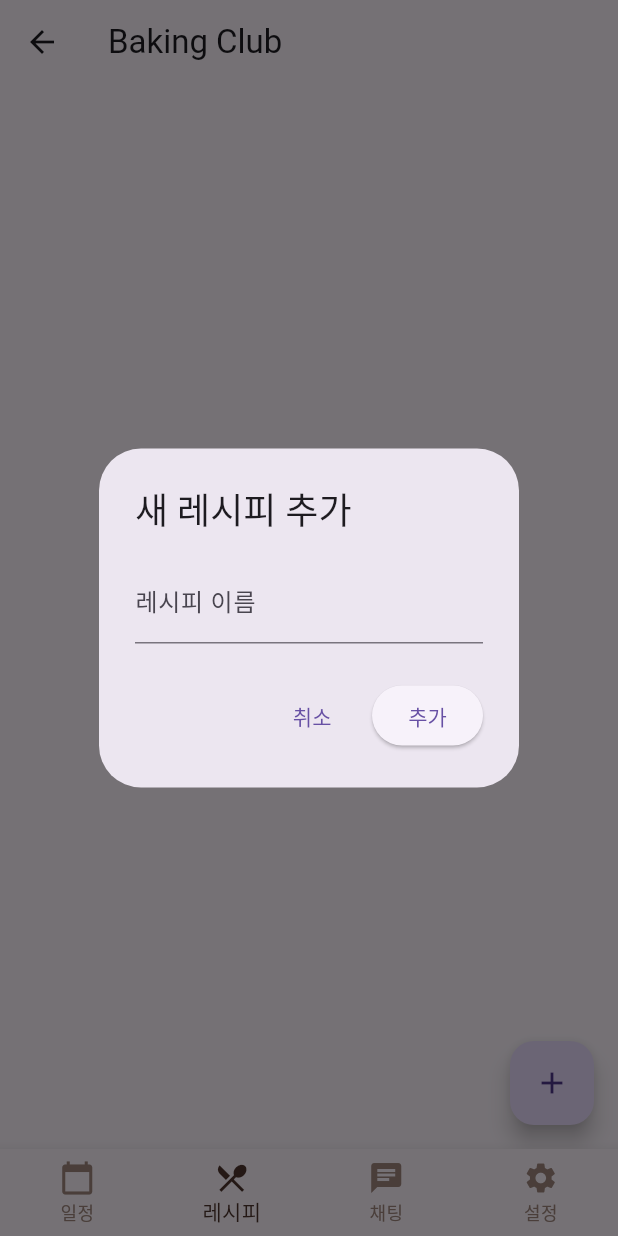
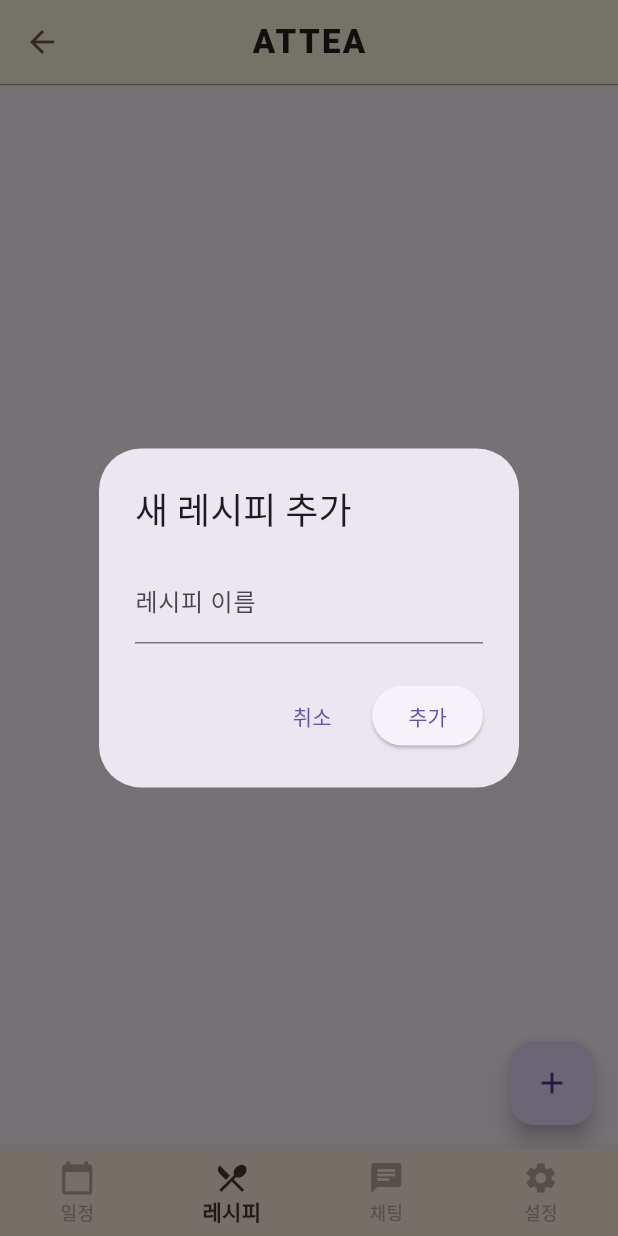
Before and after one commit to Mingkong-A/ATTEA, a Flutter app: the HomeScreen screen opened by its route, item 2 of the bottom bar chosen, after a tap on the "add" icon, on a phone screen of 412 x 824 dp. Run offline on Flutter 3.47's test engine with Material 3 defaults, Android fonts, the phone set to English and light mode, and no system bars; our stand-ins replace cloud_firestore, firebase_auth, firebase_core, shared_preferences, table_calendar; accounts and stored records are empty.

Commit message:
베이킹 일정 기능 수정 및, home UI 수정

```diff
--- a/lib/home_screen.dart
+++ b/lib/home_screen.dart
@@ -30,15 +30,38 @@ class _HomeScreenState extends State<HomeScreen> {
   @override
   Widget build(BuildContext context) {
     return Scaffold(
+      backgroundColor: const Color(0xFFFFF8E1),
       appBar: AppBar(
-        title: const Text('Baking Club'),
+        backgroundColor: const Color(0xFFFFF8E1),
+        title: const Text(
+          'ATTEA',
+          style: TextStyle(
+            color: Colors.black87,
+            fontWeight: FontWeight.w900,
+            fontSize: 22,
+            letterSpacing: 1.5,                // 자간 추가 (기본 0)
+          ),
+        ),
+
+        centerTitle: true,
+        elevation: 0,
+        iconTheme: const IconThemeData(color: Colors.brown),
       ),
-      body: _pages[_selectedIndex],
+      body: Column(
+        children: [
+          const Divider(height: 1, thickness: 0.5, color: Colors.brown), // ← 경계선
+          Expanded(child: _pages[_selectedIndex]),
+        ],
+      ),
       bottomNavigationBar: BottomNavigationBar(
+        backgroundColor: const Color(0xFFFFF3E0),
         currentIndex: _selectedIndex,
         selectedItemColor: Colors.brown[800],
-        unselectedItemColor: Colors.brown[300],
+        unselectedItemColor: Colors.brown[200],
+        selectedLabelStyle: const TextStyle(fontWeight: FontWeight.bold),
+        unselectedLabelStyle: const TextStyle(fontWeight: FontWeight.normal),
         onTap: _onItemTapped,
+        type: BottomNavigationBarType.fixed,
         items: const [
           BottomNavigationBarItem(
             icon: Icon(Icons.calendar_today),
@@ -57,7 +80,6 @@ class _HomeScreenState extends State<HomeScreen> {
             label: '설정',
           ),
         ],
-        type: BottomNavigationBarType.fixed,
       ),
     );
   }
--- a/lib/home_tab/schedule_tab.dart
+++ b/lib/home_tab/schedule_tab.dart
@@ -4,6 +4,7 @@ import 'package:cloud_firestore/cloud_firestore.dart';
 import 'package:shared_preferences/shared_preferences.dart';
 import 'package:firebase_auth/firebase_auth.dart';
 import 'package:intl/intl.dart';
+import 'package:intl/date_symbol_data_local.dart';
 
 class ScheduleTab extends StatefulWidget {
   const ScheduleTab({super.key});
@@ -17,12 +18,15 @@ class _ScheduleTabState extends State<ScheduleTab> {
   DateTime? _selectedDay;
   final _auth = FirebaseAuth.instance;
   Set<String> _participatingScheduleIds = {};
+  Map<DateTime, List<String>> _events = {};
 
   @override
   void initState() {
     super.initState();
     _selectedDay = _focusedDay;
+    initializeDateFormatting('ko_KR', null);
     _loadParticipations();
+    _loadEventDays();
   }
 
   Future<void> _loadParticipations() async {
@@ -42,6 +46,27 @@ class _ScheduleTabState extends State<ScheduleTab> {
     setState(() {
       _participatingScheduleIds = participatingIds;
     });
+  }
+
+  Future<void> _loadEventDays() async {
+    final snapshot = await FirebaseFirestore.instance.collection('schedules').get();
+    final events = <DateTime, List<String>>{};
+
+    for (var doc in snapshot.docs) {
+      final data = doc.data();
+      final dateStr = data['date'] as String;
+      final event = data['event'] as String;
+      final date = DateTime.parse(dateStr);
+      events.update(date, (list) => list..add(event), ifAbsent: () => [event]);
+    }
+
+    setState(() {
+      _events = events;
+    });
+  }
+
+  List<String> _getEventsForDay(DateTime day) {
+    return _events[DateTime.utc(day.year, day.month, day.day)] ?? [];
   }
 
   Future<void> _showAddEventDialog(DateTime date) async {
@@ -84,6 +109,7 @@ class _ScheduleTabState extends State<ScheduleTab> {
                     'isRegular': isRegular,
                     'createdAt': Timestamp.now(),
                   });
+                  await _loadEventDays();
                 }
                 if (context.mounted) Navigator.pop(context);
               },
@@ -94,6 +120,36 @@ class _ScheduleTabState extends State<ScheduleTab> {
       ),
     );
   }
+
+  Future<void> _confirmAndDeleteEvent(String docId) async {
+    final confirm = await showDialog<bool>(
+      context: context,
+      builder: (context) => AlertDialog(
+        title: const Text('삭제 확인', style: TextStyle(color: Colors.black)),
+        content: const Text('일정을 삭제하시겠습니까?', style: TextStyle(color: Colors.black)),
+        actions: [
+          TextButton(
+            onPressed: () => Navigator.pop(context, false),
+            child: const Text('취소', style: TextStyle(color: Colors.black)),
+          ),
+          ElevatedButton(
+            onPressed: () => Navigator.pop(context, true),
+            style: ElevatedButton.styleFrom(
+              backgroundColor: Colors.grey[300],
+              foregroundColor: Colors.black,
+            ),
+            child: const Text('삭제'),
+          ),
+        ],
+      ),
+    );
+
+    if (confirm == true) {
+      await FirebaseFirestore.instance.collection('schedules').doc(docId).delete();
+      await _loadEventDays();
+    }
+  }
+
 
   Stream<QuerySnapshot> _eventStream(DateTime date) {
     final dayString = date.toIso8601String().split("T")[0];
@@ -192,6 +248,7 @@ class _ScheduleTabState extends State<ScheduleTab> {
   String _formatKoreanMonth(DateTime date, dynamic locale) {
     return '${date.year}년 ${date.month}월';
   }
+
   String _formatKoreanWeekday(DateTime date, dynamic locale) {
     const days = ['월', '화', '수', '목', '금', '토', '일'];
     return days[date.weekday - 1];
@@ -199,9 +256,9 @@ class _ScheduleTabState extends State<ScheduleTab> {
 
   @override
   Widget build(BuildContext context) {
-    return Container(
-      color: const Color(0xFFFFF8E1),
-      child: Column(
+    return Scaffold(
+      backgroundColor: const Color(0xFFFFF8E1),
+      body: Column(
         children: [
           const SizedBox(height: 8),
           const Text(
@@ -215,16 +272,31 @@ class _ScheduleTabState extends State<ScheduleTab> {
             focusedDay: _focusedDay,
             locale: 'ko_KR',
             selectedDayPredicate: (day) => isSameDay(_selectedDay, day),
-            onDaySelected: (selectedDay, focusedDay) async {
+            eventLoader: _getEventsForDay,
+            onDaySelected: (selectedDay, focusedDay) {
               setState(() {
                 _selectedDay = selectedDay;
                 _focusedDay = focusedDay;
               });
-
-              if (await _isAdmin()) {
-                _showAddEventDialog(selectedDay);
-              }
             },
+            calendarBuilders: CalendarBuilders(
+              markerBuilder: (context, date, events) {
+                if (events.isNotEmpty) {
+                  return Positioned(
+                    bottom: 1,
+                    child: Container(
+                      width: 6,
+                      height: 6,
+                      decoration: const BoxDecoration(
+                        shape: BoxShape.circle,
+                        color: Colors.brown,
+                      ),
+                    ),
+                  );
+                }
+                return null;
+              },
+            ),
             headerStyle: HeaderStyle(
               formatButtonVisible: false,
               titleCentered: true,
@@ -313,6 +385,19 @@ class _ScheduleTabState extends State<ScheduleTab> {
                               icon: const Icon(Icons.info_outline),
                               onPressed: () => _showDetailOverlay(data['event'], data['date'], docId),
                             ),
+                            FutureBuilder<bool>(
+                              future: _isAdmin(),
+                              builder: (context, snapshot) {
+                                if (snapshot.connectionState == ConnectionState.done &&
+                                    snapshot.data == true) {
+                                  return IconButton(
+                                    icon: const Icon(Icons.delete, color: Colors.black45),
+                                    onPressed: () => _confirmAndDeleteEvent(docId),
+                                  );
+                                }
+                                return const SizedBox.shrink();
+                              },
+                            ),
                           ],
                         ),
                       ),
@@ -324,6 +409,23 @@ class _ScheduleTabState extends State<ScheduleTab> {
           ),
         ],
       ),
+      floatingActionButton: FutureBuilder<bool>(
+        future: _isAdmin(),
+        builder: (context, snapshot) {
+          if (snapshot.connectionState == ConnectionState.done && snapshot.data == true) {
+            return FloatingActionButton(
+              onPressed: () {
+                if (_selectedDay != null) {
+                  _showAddEventDialog(_selectedDay!);
+                }
+              },
+              child: const Icon(Icons.add),
+              backgroundColor: Colors.brown,
+            );
+          }
+          return const SizedBox.shrink();
+        },
+      ),
     );
   }
 }
```
